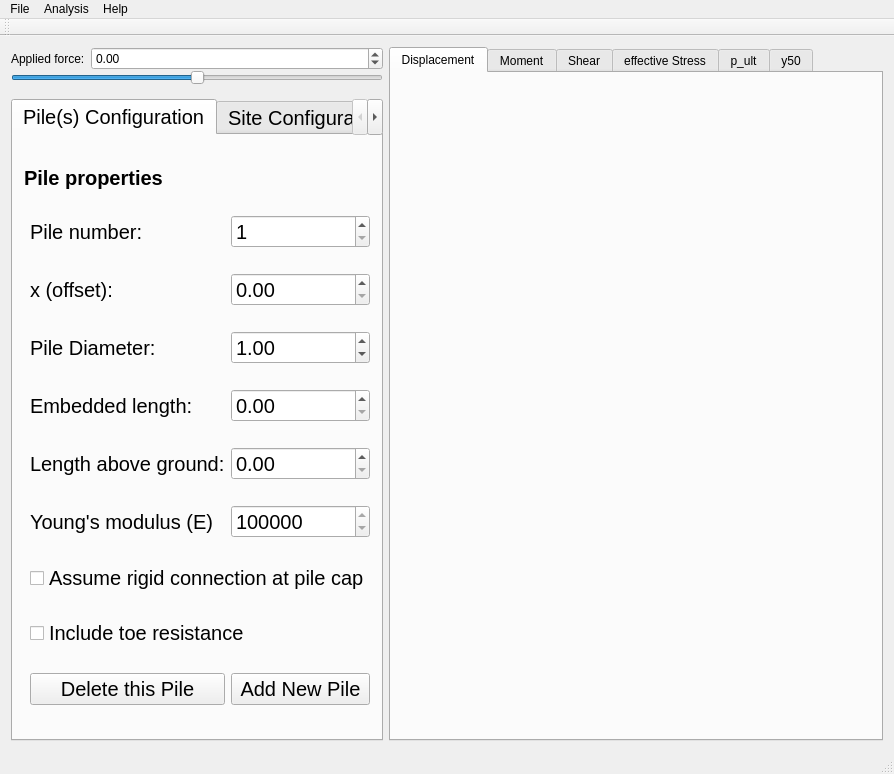
Old version of the form mainwindow.ui in the repository NHERI-SimCenter/PileGroupTool.
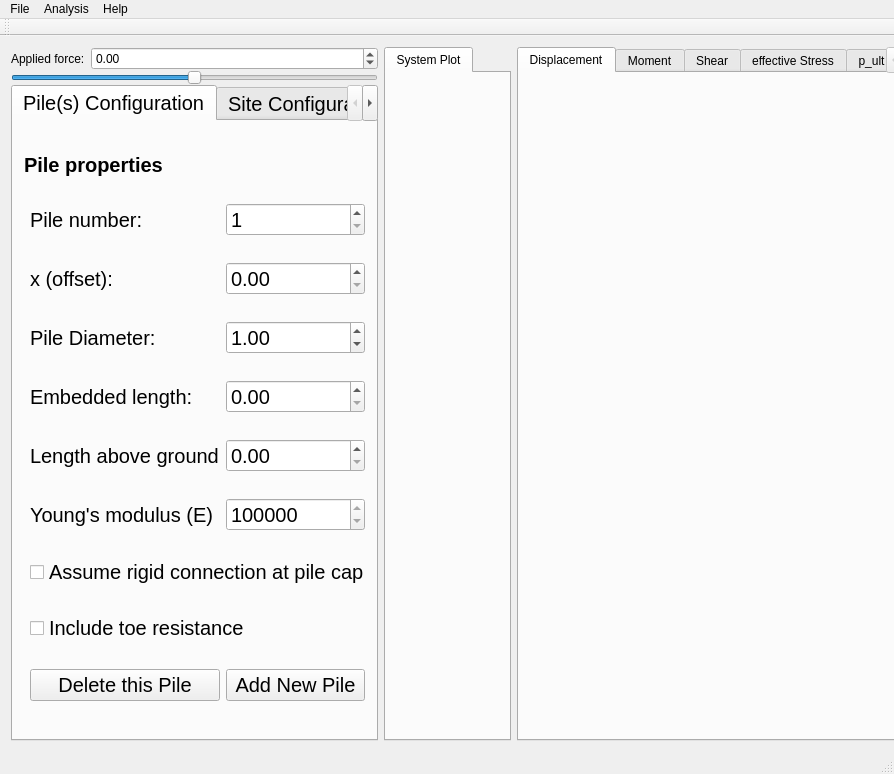
New version of the form. Icons and pictures are not drawn. Custom widgets are drawn as their Qt base class.

Commit message: fixed crash when pile length is reduced in GUI

Patch:
```diff
--- a/mainwindow.ui
+++ b/mainwindow.ui
@@ -82,36 +82,7 @@
        </widget>
       </item>
       <item>
-       <layout class="QHBoxLayout" name="horizontalLayout_2">
-        <item>
-         <widget class="QLabel" name="schematic">
-          <property name="sizePolicy">
-           <sizepolicy hsizetype="Preferred" vsizetype="Preferred">
-            <horstretch>1</horstretch>
-            <verstretch>0</verstretch>
-           </sizepolicy>
-          </property>
-          <property name="maximumSize">
-           <size>
-            <width>280</width>
-            <height>16777215</height>
-           </size>
-          </property>
-          <property name="text">
-           <string/>
-          </property>
-          <property name="pixmap">
-           <pixmap resource="qtpileresources.qrc">:/images/PileSchematic.png</pixmap>
-          </property>
-          <property name="scaledContents">
-           <bool>true</bool>
-          </property>
-          <property name="alignment">
-           <set>Qt::AlignCenter</set>
-          </property>
-         </widget>
-        </item>
-       </layout>
+       <layout class="QHBoxLayout" name="horizontalLayout_2"/>
       </item>
       <item>
        <widget class="QTabWidget" name="properties">
@@ -369,6 +340,29 @@
       </item>
      </layout>
     </item>
+    <item>
+     <widget class="QTabWidget" name="tabWidget_system">
+      <property name="sizePolicy">
+       <sizepolicy hsizetype="Expanding" vsizetype="Expanding">
+        <horstretch>3</horstretch>
+        <verstretch>0</verstretch>
+       </sizepolicy>
+      </property>
+      <property name="currentIndex">
+       <number>0</number>
+      </property>
+      <widget class="QWidget" name="tab">
+       <attribute name="title">
+        <string>System Plot</string>
+       </attribute>
+       <layout class="QGridLayout" name="gridLayout_2">
+        <item row="0" column="0">
+         <widget class="QCustomPlot" name="systemPlot" native="true"/>
+        </item>
+       </layout>
+      </widget>
+     </widget>
+    </item>
     <item>
      <widget class="QTabWidget" name="tabWidget">
       <property name="sizePolicy">
```
Left out of the diff: 4 changed lines with no effect on the pictures. The commit also changes 2 other files.
